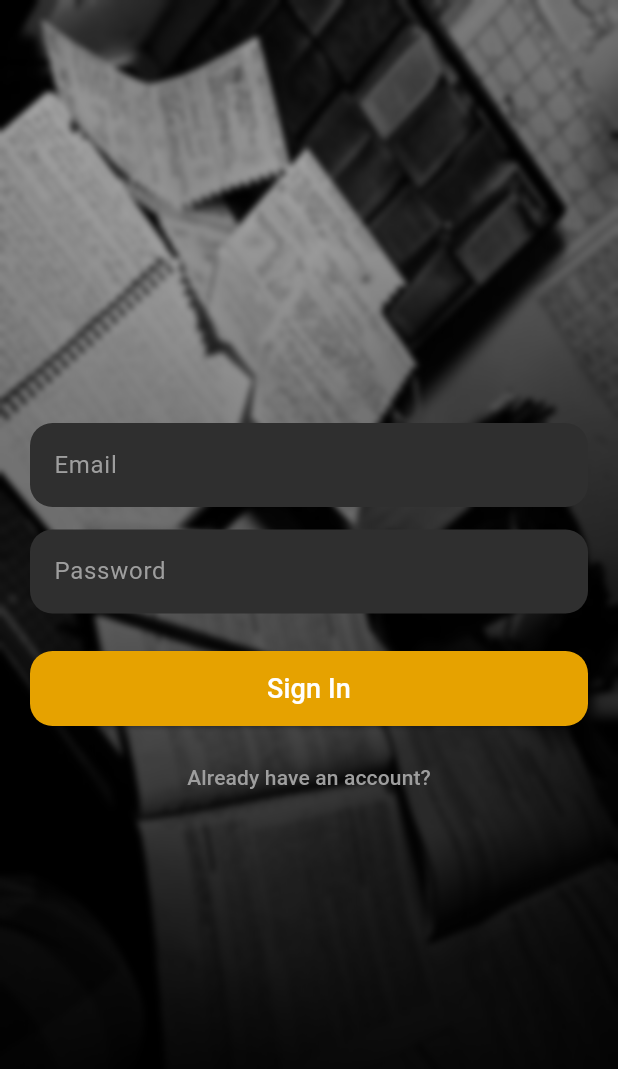
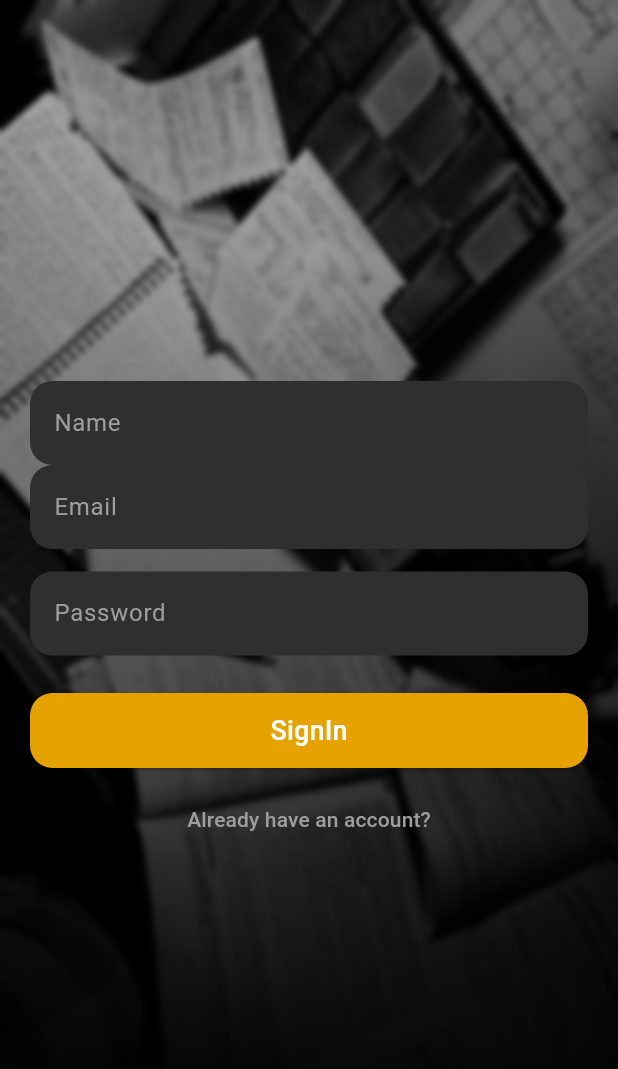
Before and after one commit to ThorScot2/To_Do_App, a Flutter app: the screen it shows after launch, after a tap on "Register", on a phone screen of 412 x 824 dp. Shown: the top 1069 px of the screen. Run offline on Flutter 3.47's test engine with Material 3 defaults, Android fonts, the phone set to English and light mode, and no system bars; our stand-ins replace hive, hive_flutter; accounts and stored records are empty.

```diff
--- a/lib/features/Auth/view/signin_page.dart
+++ b/lib/features/Auth/view/signin_page.dart
@@ -1,8 +1,11 @@
 import 'dart:ui';
 
 import 'package:flutter/material.dart';
+import 'package:flutter/services.dart';
+import 'package:provider/provider.dart';
 
 import '../../../Settings/App_Colors.dart';
+import '../viewmodel/authProvider.dart';
 import 'Cutomized_Widgets/login_page_textFields.dart';
 
 class SigninPage extends StatefulWidget {
@@ -14,6 +17,7 @@ class SigninPage extends StatefulWidget {
 
 class _SigninPageState extends State<SigninPage> {
   GlobalKey<FormState> frmKey = GlobalKey();
+  TextEditingController namecontroller = TextEditingController();
   TextEditingController emailcontroller = TextEditingController();
   TextEditingController passcontroller = TextEditingController();
 
@@ -56,6 +60,28 @@ class _SigninPageState extends State<SigninPage> {
                     key: frmKey,
                     child: Column(
                       children: [
+
+                        //name
+                        TextField(
+                          controller: namecontroller,
+                          cursorColor: Colors.white,
+                          style: const TextStyle(color: Colors.white),
+                          inputFormatters: [
+                            FilteringTextInputFormatter.allow(RegExp(r'[a-zA-Z\s]')),
+                          ],
+                          decoration: InputDecoration(
+                            hintText: "Name",
+                            hintStyle: const TextStyle(color: Colors.grey),
+                            filled: true,
+                            fillColor: AppColors.toDoCardColor,
+                            border: OutlineInputBorder(
+                              borderRadius: BorderRadius.circular(15),
+                              borderSide: BorderSide.none,
+                            ),
+                          ),
+                        ),
+
+
                         // Email
                         LoginPageTextfields(
                           hintText: "Email",
@@ -73,14 +99,26 @@ class _SigninPageState extends State<SigninPage> {
 
                         const SizedBox(height: 25),
 
-                        // Login Button
+                        // SignIn Button
+                        Consumer<AuthProvider>(
+                            builder: (context, prov, child) {
+                              if(prov.isLoading){
+                                return CircularProgressIndicator(color: AppColors.floatingBtnColor,);
+                              }
+                              return Column(
+                                children: [
                                   SizedBox(
                                     width: double.infinity,
                                     height: 50,
                                     child: ElevatedButton(
-                            onPressed: () {
+                                      onPressed: () async{
                                         if(frmKey.currentState!.validate()){
-                                // TODO: Login logic
+                                          await prov.register(namecontroller.text ,emailcontroller.text, passcontroller.text);
+                                          Navigator.pushNamedAndRemoveUntil(
+                                            context,
+                                            "welcome",
+                                                (Route<dynamic> route) => false,
+                                          );
                                         }
                                       },
                                       style: ElevatedButton.styleFrom(
@@ -90,13 +128,25 @@ class _SigninPageState extends State<SigninPage> {
                                         ),
                                       ),
                                       child: const Text(
-                              "Sign In",
+                                        "SignIn",
                                         style: TextStyle(
                                           fontSize: 18,
                                           color: Colors.white,
                                         ),
                                       ),
                                     ),
+                                  ),
+                                  if(prov.error != null)
+                                    Padding(
+                                      padding: const EdgeInsets.only(top: 10),
+                                      child: Text(
+                                        "SignIn Failed",
+                                        style: TextStyle(color: Colors.red),
+                                      ),
+                                    ),
+                                ],
+                              );
+                            }
                         ),
                       ],
                     ),
--- a/lib/main.dart
+++ b/lib/main.dart
@@ -51,7 +51,8 @@ class _MyAppState extends State<MyApp> {
       routes: {
         "home": (context) => Homepage(),
         "login" : (context) => LoginPage(),
-        "register" : (context) => SigninPage()
+        "register" : (context) => SigninPage(),
+        "welcome" : (context) => Welcome(),
       },
     );
   }
```
Also changed, not shown: lib/features/Auth/service/auth_service.dart (+25 -0 lines), lib/features/Auth/view/login_page.dart (+8 -3 lines), lib/features/Auth/viewmodel/authProvider.dart (+19 -0 lines). Lines whose indentation alone changed are shown as unchanged.
